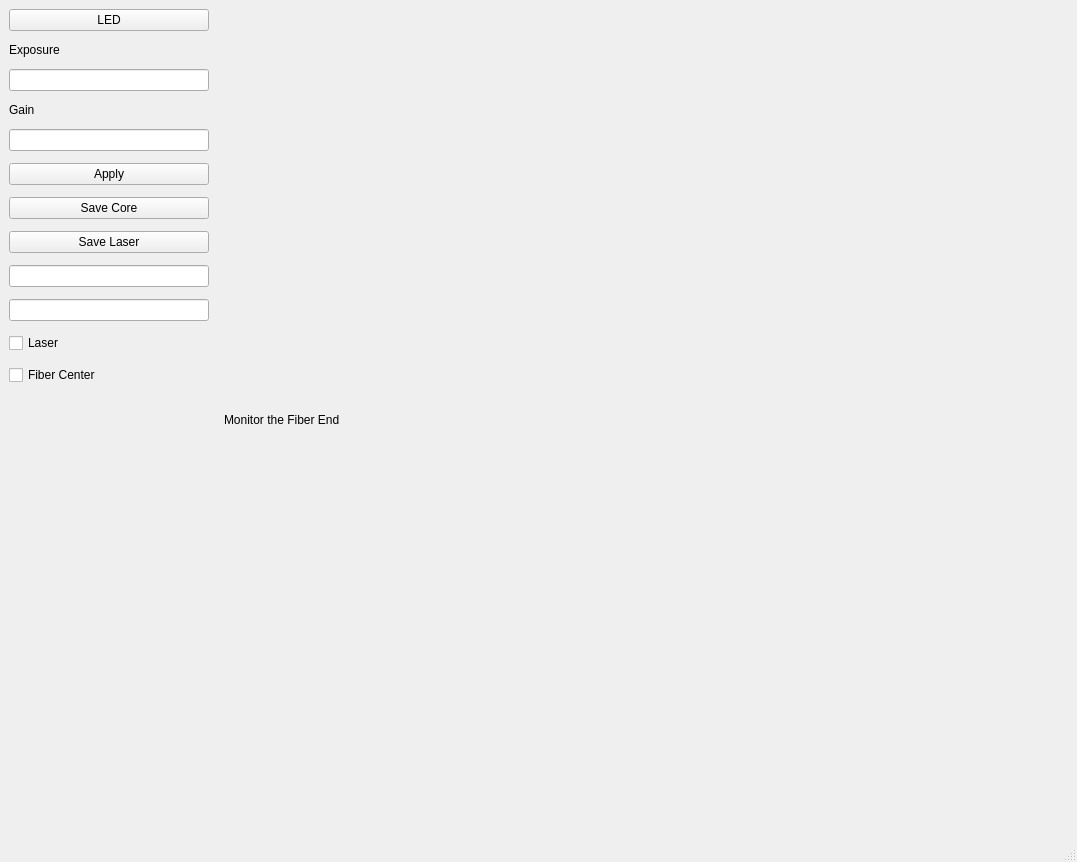
Above: calibration/view/GUI/Fiber_End_Window.ui from jmschr/DisperScripts before the change. Below: the same form after it.
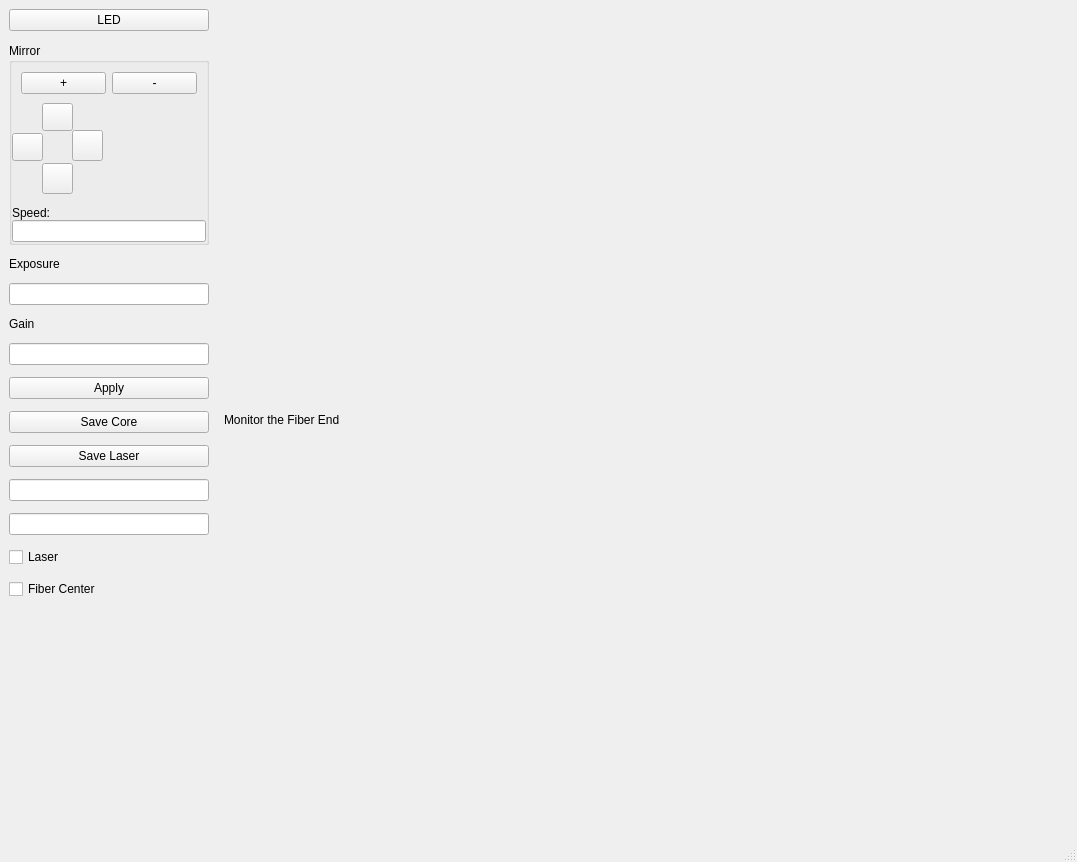
That is the form after the change. Icons and pictures are not drawn.

Commit message: Added piezo moving options to fiber window, set up settings for fiber camera while aligning

The edit to the form file:
```diff
--- a/calibration/view/GUI/Fiber_End_Window.ui
+++ b/calibration/view/GUI/Fiber_End_Window.ui
@@ -52,6 +52,171 @@
          </property>
         </widget>
        </item>
+       <item>
+        <widget class="QGroupBox" name="groupBox_2">
+         <property name="sizePolicy">
+          <sizepolicy hsizetype="Preferred" vsizetype="Minimum">
+           <horstretch>0</horstretch>
+           <verstretch>0</verstretch>
+          </sizepolicy>
+         </property>
+         <property name="maximumSize">
+          <size>
+           <width>16777215</width>
+           <height>250</height>
+          </size>
+         </property>
+         <property name="title">
+          <string>Mirror</string>
+         </property>
+         <layout class="QVBoxLayout" name="verticalLayout">
+          <property name="spacing">
+           <number>0</number>
+          </property>
+          <property name="leftMargin">
+           <number>0</number>
+          </property>
+          <property name="topMargin">
+           <number>0</number>
+          </property>
+          <property name="rightMargin">
+           <number>0</number>
+          </property>
+          <property name="bottomMargin">
+           <number>0</number>
+          </property>
+          <item>
+           <widget class="QWidget" name="widget_3" native="true">
+            <layout class="QHBoxLayout" name="horizontalLayout_3">
+             <item>
+              <widget class="QPushButton" name="button_focus_plus">
+               <property name="text">
+                <string>+</string>
+               </property>
+              </widget>
+             </item>
+             <item>
+              <widget class="QPushButton" name="button_focus_minus">
+               <property name="text">
+                <string>-</string>
+               </property>
+              </widget>
+             </item>
+            </layout>
+           </widget>
+          </item>
+          <item>
+           <widget class="QWidget" name="arrows_widget" native="true">
+            <property name="sizePolicy">
+             <sizepolicy hsizetype="Fixed" vsizetype="MinimumExpanding">
+              <horstretch>0</horstretch>
+              <verstretch>0</verstretch>
+             </sizepolicy>
+            </property>
+            <property name="minimumSize">
+             <size>
+              <width>0</width>
+              <height>0</height>
+             </size>
+            </property>
+            <property name="maximumSize">
+             <size>
+              <width>150</width>
+              <height>150</height>
+             </size>
+            </property>
+            <widget class="QPushButton" name="button_up">
+             <property name="geometry">
+              <rect>
+               <x>30</x>
+               <y>0</y>
+               <width>31</width>
+               <height>28</height>
+              </rect>
+             </property>
+             <property name="text">
+              <string/>
+             </property>
+             <property name="icon">
+              <iconset resource="resources.qrc">
+               <normaloff>:/icons/Icons/arrow_top.png</normaloff>:/icons/Icons/arrow_top.png</iconset>
+             </property>
+            </widget>
+            <widget class="QPushButton" name="button_down">
+             <property name="geometry">
+              <rect>
+               <x>30</x>
+               <y>60</y>
+               <width>31</width>
+               <height>31</height>
+              </rect>
+             </property>
+             <property name="sizePolicy">
+              <sizepolicy hsizetype="Minimum" vsizetype="Minimum">
+               <horstretch>0</horstretch>
+               <verstretch>0</verstretch>
+              </sizepolicy>
+             </property>
+             <property name="text">
+              <string/>
+             </property>
+             <property name="icon">
+              <iconset resource="resources.qrc">
+               <normaloff>:/icons/Icons/arrow_bottom.png</normaloff>:/icons/Icons/arrow_bottom.png</iconset>
+             </property>
+            </widget>
+            <widget class="QPushButton" name="button_right">
+             <property name="geometry">
+              <rect>
+               <x>60</x>
+               <y>27</y>
+               <width>31</width>
+               <height>31</height>
+              </rect>
+             </property>
+             <property name="text">
+              <string/>
+             </property>
+             <property name="icon">
+              <iconset resource="resources.qrc">
+               <normaloff>:/icons/Icons/arrow_right.png</normaloff>:/icons/Icons/arrow_right.png</iconset>
+             </property>
+            </widget>
+            <widget class="QPushButton" name="button_left">
+             <property name="geometry">
+              <rect>
+               <x>0</x>
+               <y>30</y>
+               <width>31</width>
+               <height>28</height>
+              </rect>
+             </property>
+             <property name="text">
+              <string/>
+             </property>
+             <property name="icon">
+              <iconset resource="resources.qrc">
+               <normaloff>:/icons/Icons/arrow_left.png</normaloff>:/icons/Icons/arrow_left.png</iconset>
+             </property>
+            </widget>
+           </widget>
+          </item>
+          <item>
+           <widget class="QLabel" name="label_4">
+            <property name="text">
+             <string>Speed: </string>
+            </property>
+            <property name="buddy">
+             <cstring>motor_speed_line</cstring>
+            </property>
+           </widget>
+          </item>
+          <item>
+           <widget class="QLineEdit" name="motor_speed_line"/>
+          </item>
+         </layout>
+        </widget>
+       </item>
        <item>
         <widget class="QLabel" name="label_2">
          <property name="text">
@@ -113,6 +278,11 @@
          </property>
         </widget>
        </item>
+       <item>
+        <widget class="QWidget" name="widget_2" native="true">
+         <layout class="QVBoxLayout" name="verticalLayout_2"/>
+        </widget>
+       </item>
        <item>
         <spacer name="verticalSpacer">
          <property name="orientation">
```
The commit also changes 6 other files.
